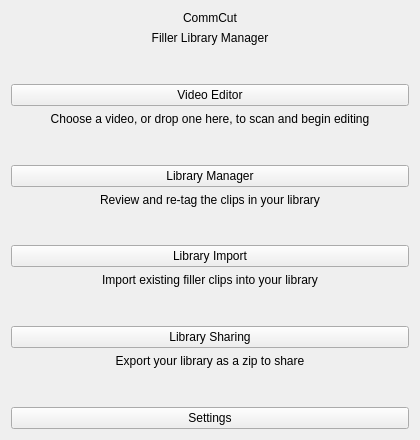
Old version of the form mainwindow.ui in the repository trafficman/commcut.
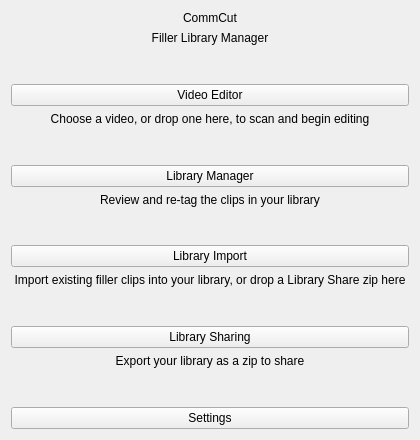
New version of the form.

Commit message: #56, fix duplicate zip file stem name folder on extract to import folder

```diff
--- a/mainwindow.ui
+++ b/mainwindow.ui
@@ -155,7 +155,7 @@
      <item>
       <widget class="QLabel" name="labelImportHint">
        <property name="text">
-        <string>Import existing filler clips into your library</string>
+        <string>Import existing filler clips into your library, or drop a Library Share zip here</string>
        </property>
        <property name="alignment">
         <set>Qt::AlignmentFlag::AlignCenter</set>
```
Left out of the diff: 3 changed lines with no effect on the pictures. Lines whose indentation alone changed are shown as unchanged. The commit also changes 3 other files.
